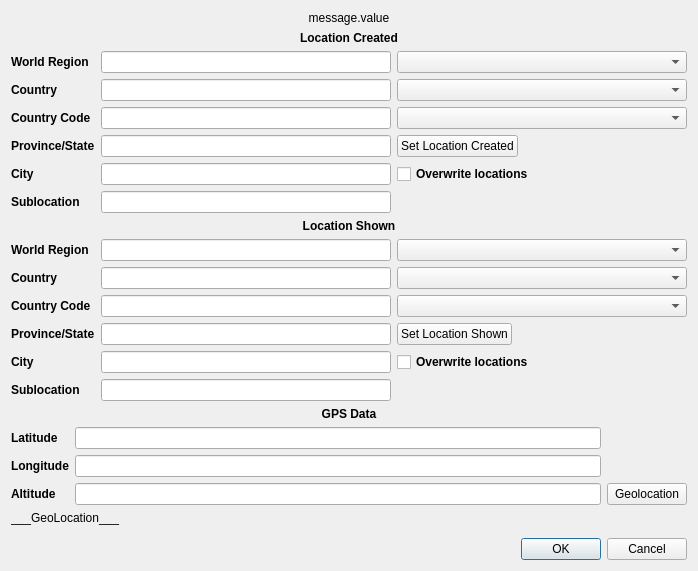
The window that src/QExiv2/LocationDialog/md_locationdialog.ui (rbbrnc/krbkACD) describes before a commit, drawn with Qt 5.
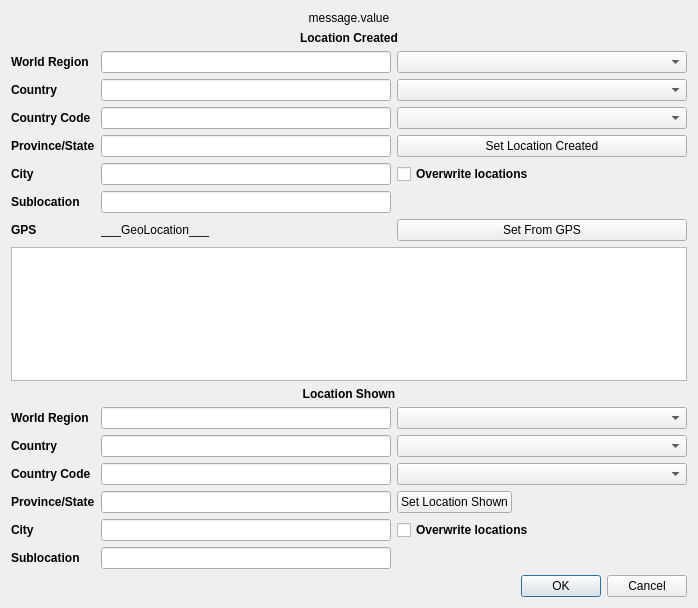
The same window after the commit.

What changed in the file:
```diff
--- a/src/QExiv2/LocationDialog/md_locationdialog.ui
+++ b/src/QExiv2/LocationDialog/md_locationdialog.ui
@@ -7,7 +7,7 @@
     <x>0</x>
     <y>0</y>
     <width>698</width>
-    <height>571</height>
+    <height>608</height>
    </rect>
   </property>
   <property name="sizePolicy">
@@ -211,19 +211,60 @@
      </item>
      <item row="3" column="2">
       <widget class="QPushButton" name="lcSetButton">
-       <property name="sizePolicy">
-        <sizepolicy hsizetype="Fixed" vsizetype="Fixed">
-         <horstretch>0</horstretch>
-         <verstretch>0</verstretch>
-        </sizepolicy>
-       </property>
        <property name="text">
         <string>Set Location Created</string>
        </property>
       </widget>
      </item>
+     <item row="6" column="0">
+      <widget class="QLabel" name="label_7">
+       <property name="font">
+        <font>
+         <weight>75</weight>
+         <bold>true</bold>
+        </font>
+       </property>
+       <property name="text">
+        <string>GPS</string>
+       </property>
+      </widget>
+     </item>
+     <item row="6" column="2">
+      <widget class="QPushButton" name="geolocationButton">
+       <property name="text">
+        <string>Set From GPS</string>
+       </property>
+      </widget>
+     </item>
+     <item row="6" column="1">
+      <widget class="QLabel" name="gpsGeoLocation">
+       <property name="text">
+        <string>___GeoLocation___</string>
+       </property>
+      </widget>
+     </item>
     </layout>
    </item>
+   <item>
+    <widget class="QTextEdit" name="geoLocationOutputs">
+     <property name="readOnly">
+      <bool>true</bool>
+     </property>
+    </widget>
+   </item>
+   <item>
+    <spacer name="verticalSpacer_2">
+     <property name="orientation">
+      <enum>Qt::Vertical</enum>
+     </property>
+     <property name="sizeHint" stdset="0">
+      <size>
+       <width>20</width>
+       <height>40</height>
+      </size>
+     </property>
+    </spacer>
+   </item>
    <item>
     <widget class="QLabel" name="label">
      <property name="sizePolicy">
@@ -408,106 +449,6 @@
      </item>
     </layout>
    </item>
-   <item>
-    <widget class="QLabel" name="label_3">
-     <property name="sizePolicy">
-      <sizepolicy hsizetype="Preferred" vsizetype="Fixed">
-       <horstretch>0</horstretch>
-       <verstretch>0</verstretch>
-      </sizepolicy>
-     </property>
-     <property name="font">
-      <font>
-       <weight>75</weight>
-       <bold>true</bold>
-      </font>
-     </property>
-     <property name="text">
-      <string>GPS Data</string>
-     </property>
-     <property name="alignment">
-      <set>Qt::AlignCenter</set>
-     </property>
-    </widget>
-   </item>
-   <item>
-    <layout class="QGridLayout" name="gridLayout">
-     <item row="0" column="0">
-      <widget class="QLabel" name="label_5">
-       <property name="font">
-        <font>
-         <weight>75</weight>
-         <bold>true</bold>
-        </font>
-       </property>
-       <property name="text">
-        <string>Latitude</string>
-       </property>
-      </widget>
-     </item>
-     <item row="2" column="0">
-      <widget class="QLabel" name="label_4">
-       <property name="font">
-        <font>
-         <weight>75</weight>
-         <bold>true</bold>
-        </font>
-       </property>
-       <property name="text">
-        <string>Altitude</string>
-       </property>
-      </widget>
-     </item>
-     <item row="1" column="0">
-      <widget class="QLabel" name="label_6">
-       <property name="font">
-        <font>
-         <weight>75</weight>
-         <bold>true</bold>
-        </font>
-       </property>
-       <property name="text">
-        <string>Longitude</string>
-       </property>
-      </widget>
-     </item>
-     <item row="2" column="2">
-      <widget class="QPushButton" name="geolocationButton">
-       <property name="text">
-        <string>Geolocation</string>
-       </property>
-      </widget>
-     </item>
-     <item row="0" column="1">
-      <widget class="QLineEdit" name="gpsLatitude">
-       <property name="readOnly">
-        <bool>true</bool>
-       </property>
-      </widget>
-     </item>
-     <item row="1" column="1">
-      <widget class="QLineEdit" name="gpsLongitude">
-       <property name="readOnly">
-        <bool>true</bool>
-       </property>
-      </widget>
-     </item>
-     <item row="2" column="1">
-      <widget class="QLineEdit" name="gpsAltitude">
-       <property name="readOnly">
-        <bool>true</bool>
-       </property>
-      </widget>
-     </item>
-    </layout>
-   </item>
-   <item>
-    <widget class="QLabel" name="gpsGeoLocation">
-     <property name="text">
-      <string>___GeoLocation___</string>
-     </property>
-    </widget>
-   </item>
    <item>
     <spacer name="verticalSpacer">
      <property name="orientation">
```
Left out of the diff: 13 changed lines with no effect on the pictures.
